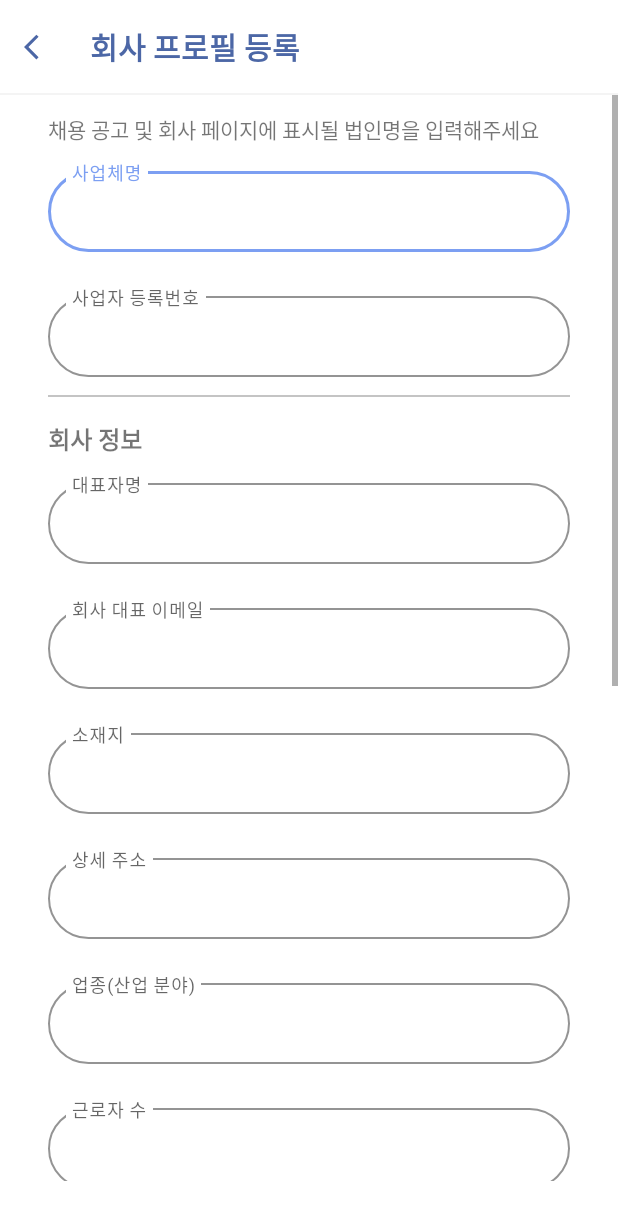
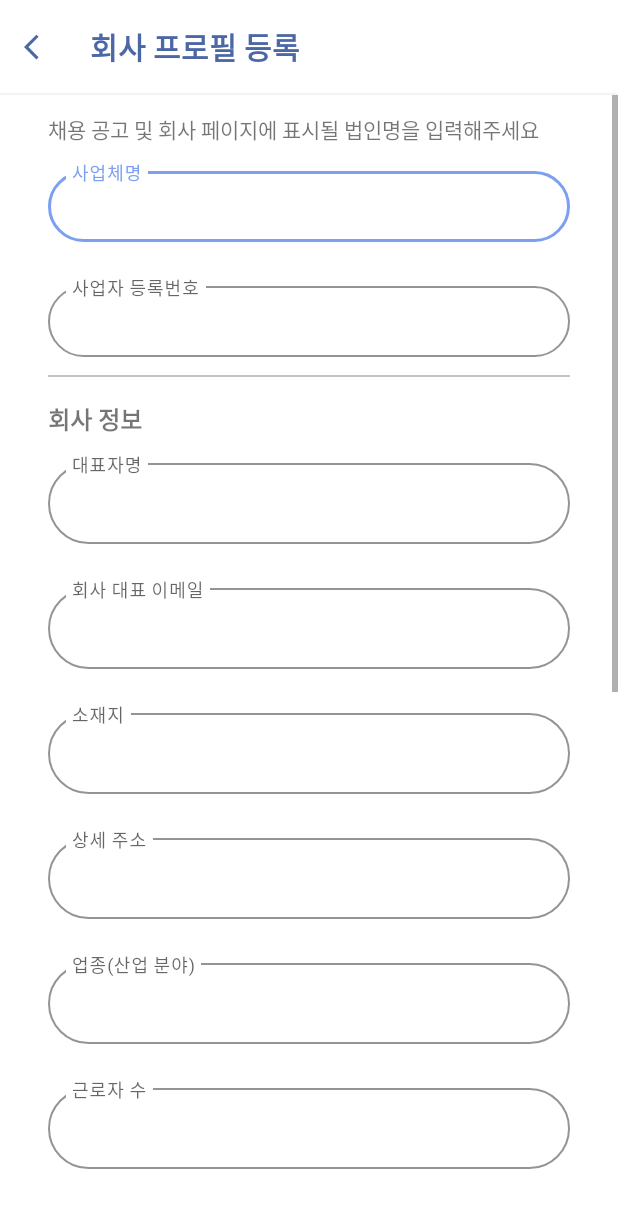
Before and after one commit to MapoTenTeam/APP, an Android app: the layout fragment_business_profile_01.xml on its own in the app's theme, with its tools: preview values and no code run, on a phone screen of 412 x 824 dp. Shown: the top 1220 px of the screen. Run offline under Robolectric (Android 15) with nearby library versions, the phone set to English and light mode, and no system bars.

Commit message:
merge MyPage

```diff
--- a/MapoTen/app/src/main/res/layout/fragment_business_account_01_01.xml
+++ b/MapoTen/app/src/main/res/layout/fragment_business_account_01_01.xml
@@ -77,12 +77,11 @@
           <androidx.appcompat.widget.AppCompatButton
               android:id="@+id/business_profile_button"
               android:layout_width="match_parent"
-              android:layout_height="60dp"
+              android:layout_height="wrap_content"
               android:layout_marginTop="80dp"
               android:background="@drawable/button_background_radius30"
               android:text="프로필 등록하기"
               android:textStyle="bold"
-              android:letterSpacing="-0.02"
               android:textColor="#ffffff"
               android:textSize="@dimen/text_14"
               app:layout_constraintEnd_toEndOf="parent"
--- a/MapoTen/app/src/main/res/layout/fragment_business_profile_01.xml
+++ b/MapoTen/app/src/main/res/layout/fragment_business_profile_01.xml
@@ -83,7 +83,7 @@
 
                     <com.google.android.material.textfield.TextInputLayout
                         android:id="@+id/businessName"
-                        style="@style/TextInputOutline"
+                        style="@style/TextInputLayoutStyle"
                         android:layout_width="match_parent"
                         android:layout_height="wrap_content"
                         android:layout_marginTop="@dimen/margin_12"
@@ -95,7 +95,8 @@
                         <com.google.android.material.textfield.TextInputEditText
                             android:layout_width="match_parent"
                             android:layout_height="wrap_content"
-                            android:textSize="@dimen/text_14"/>
+                            android:paddingVertical="@dimen/padding_14"
+                            style="@style/PasswordTextInputEditTextStyle"/>
 
                     </com.google.android.material.textfield.TextInputLayout>
 
@@ -113,6 +114,7 @@
                         <com.google.android.material.textfield.TextInputEditText
                             android:layout_width="match_parent"
                             android:layout_height="wrap_content"
+                            android:paddingVertical="@dimen/padding_14"
                             android:textSize="@dimen/text_14"/>
 
 
@@ -313,10 +315,9 @@
                         android:id="@+id/business_save_button"
                         android:layout_width="match_parent"
                         android:layout_height="wrap_content"
-                        android:layout_marginHorizontal="@dimen/margin_12"
+
                         android:layout_marginTop="10dp"
                         android:background="@drawable/button_background_radius30"
-                        android:letterSpacing="-0.02"
                         android:text="@string/btn_save"
                         android:textColor="#ffffff"
                         android:textSize="@dimen/text_14"
--- a/MapoTen/app/src/main/res/values/style.xml
+++ b/MapoTen/app/src/main/res/values/style.xml
@@ -29,7 +29,6 @@
         <item name="boxStrokeColor">@color/main_skyBlue</item>
         <item name="expandedHintEnabled">false</item>
         <item name="hintTextColor">@color/main_skyBlue</item>
-        <item name="shapeAppearance">@drawable/bg_password_input</item>
     </style>
     <style name="PasswordTextInputEditTextStyle" parent="Widget.AppCompat.EditText">
         <item name="android:layout_marginTop">@dimen/margin_4</item>
```
Also changed, not shown: MapoTen/app/src/main/res/layout/fragment_business_account_01_03.xml (+6 -4 lines).
